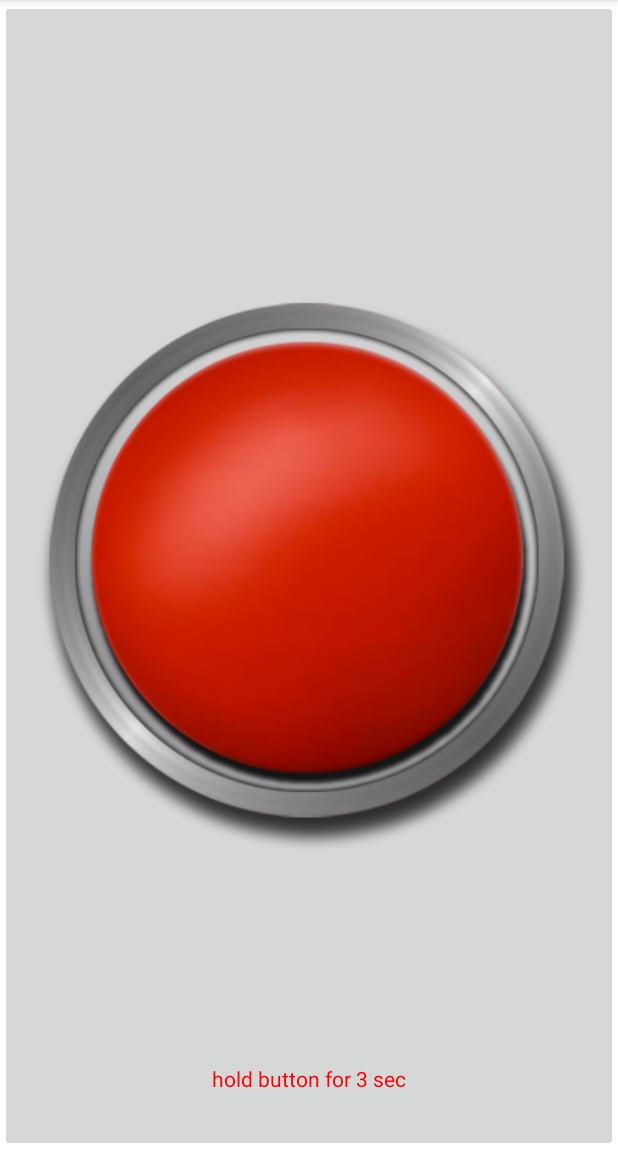
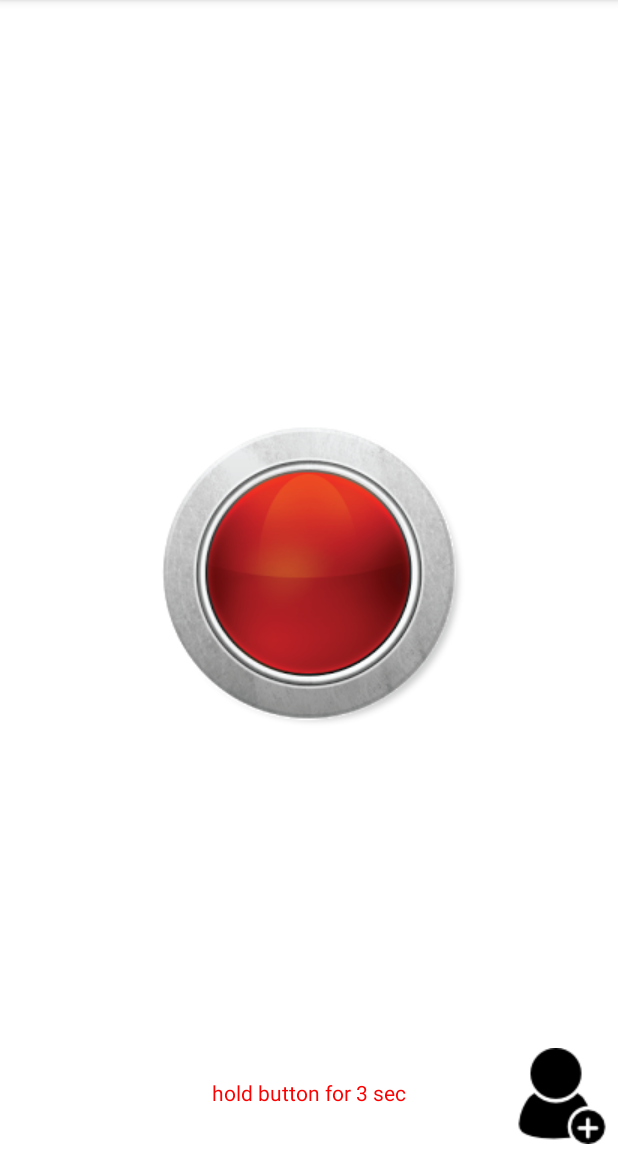
Before and after one commit to healthGuide/android-app, an Android app: the fragment MySampleFragment3 shown on its own in the app's theme, on a phone screen of 412 x 824 dp, the part 84-1236 px from its top. Run offline under Robolectric (Android 15) with nearby library versions, the phone set to English and light mode, and no system bars.

Commit message:
accent color

```diff
--- a/app/src/main/java/rkapoors/healthguide/MySampleFragment3.java
+++ b/app/src/main/java/rkapoors/healthguide/MySampleFragment3.java
@@ -52,25 +52,20 @@ public class MySampleFragment3 extends Fragment {
         //String sampleText = getArguments().getString("bString");      GET from args
 
         final ImageButton alertb = (ImageButton) mView.findViewById(R.id.alertb);
+        final ImageButton contactb = (ImageButton) mView.findViewById(R.id.cbt);
+
+        contactb.setOnClickListener(new View.OnClickListener() {
+            @Override
+            public void onClick(View view) {
+                Toast.makeText(getActivity(), "Add contacts activity here", Toast.LENGTH_SHORT).show();
+            }
+        });
 
         alertb.setOnTouchListener(new View.OnTouchListener() {
             @Override
             public boolean onTouch(final View v, MotionEvent event) {
 
                 if (event.getAction() == MotionEvent.ACTION_DOWN) {
-
-                   /* countDownTimer = new CountDownTimer(3000, 1000)
-                    {
-                        public void onFinish() {
-                            Toast.makeText(getActivity(), "SMS with LOCATION will be sent", Toast.LENGTH_SHORT).show();
-                        }
-
-                        public void onTick(long millisUntilFinished) {
-                            tmtv.setText("" + millisUntilFinished / 1000);
-                        }
-                    };
-                    countDownTimer.start();*/
-
                     isLongPress = true;
                     Handler handler = new Handler();
                     handler.postDelayed(new Runnable() {
--- a/app/src/main/res/layout/activity_main.xml
+++ b/app/src/main/res/layout/activity_main.xml
@@ -92,8 +92,8 @@
 
              <ImageView
                  android:id="@+id/avatar"
-                 android:layout_width="70dp"
-                 android:layout_height="70dp"
+                 android:layout_width="75dp"
+                 android:layout_height="75dp"
                  android:src="@drawable/boy"
                  android:layout_alignParentStart="true"
              />
--- a/app/src/main/res/layout/sample_fragment3.xml
+++ b/app/src/main/res/layout/sample_fragment3.xml
@@ -8,9 +8,11 @@
 
     <ImageButton
         android:id="@+id/alertb"
-        android:layout_width="match_parent"
-        android:layout_height="match_parent"
-        android:src="@drawable/alert"
+        android:layout_width="wrap_content"
+        android:layout_height="wrap_content"
+        android:src="@drawable/alertbutton"
+        android:layout_centerInParent="true"
+        android:background="@null"
         />
 
     <TextView
@@ -19,8 +21,18 @@
         android:layout_height="wrap_content"
         android:layout_alignParentBottom="true"
         android:layout_centerHorizontal="true"
-        android:layout_marginBottom="39dp"
+        android:layout_marginBottom="30dp"
         android:text="hold button for 3 sec"
         android:textColor="#f00"/>
 
+    <ImageButton
+        android:id="@+id/cbt"
+        android:layout_width="wrap_content"
+        android:layout_height="wrap_content"
+        android:src="@drawable/contact"
+        android:layout_alignParentEnd="true"
+        android:layout_alignParentBottom="true"
+        android:padding="5dp"
+        android:background="@null"/>
+
 </RelativeLayout>
--- a/app/src/main/res/values/styles.xml
+++ b/app/src/main/res/values/styles.xml
@@ -11,7 +11,7 @@
         <!-- Customize your theme here. -->
         <item name="colorPrimary">@color/colorPrimary</item>
         <item name="colorPrimaryDark">@color/colorPrimaryDark</item>
-        <item name="colorAccent">#fff</item>
+        <item name="colorAccent">@color/colorAccent</item>
         <item name="drawerArrowStyle">@style/DrawerArrowStyle</item>
     </style>
 
```
Also changed, not shown: app/gradle/wrapper/gradle-wrapper.properties (added), app/src/main/res/drawable/alert.png (deleted), app/src/main/res/drawable/alertbutton.png (added), app/src/main/res/drawable/contact.png (added), 4 other files.
